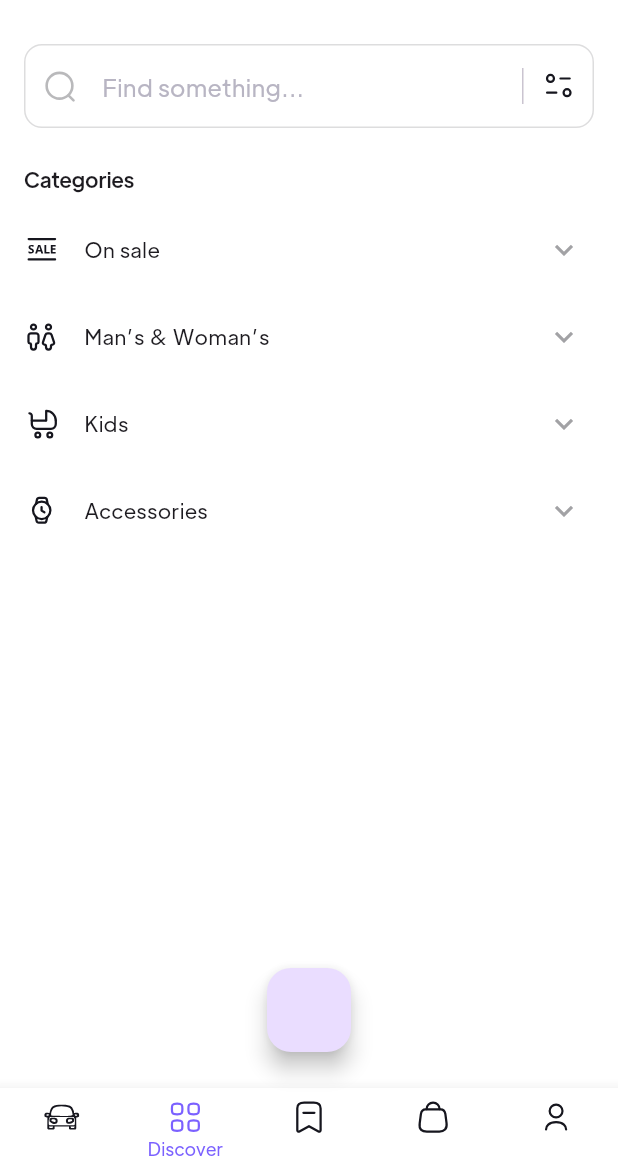
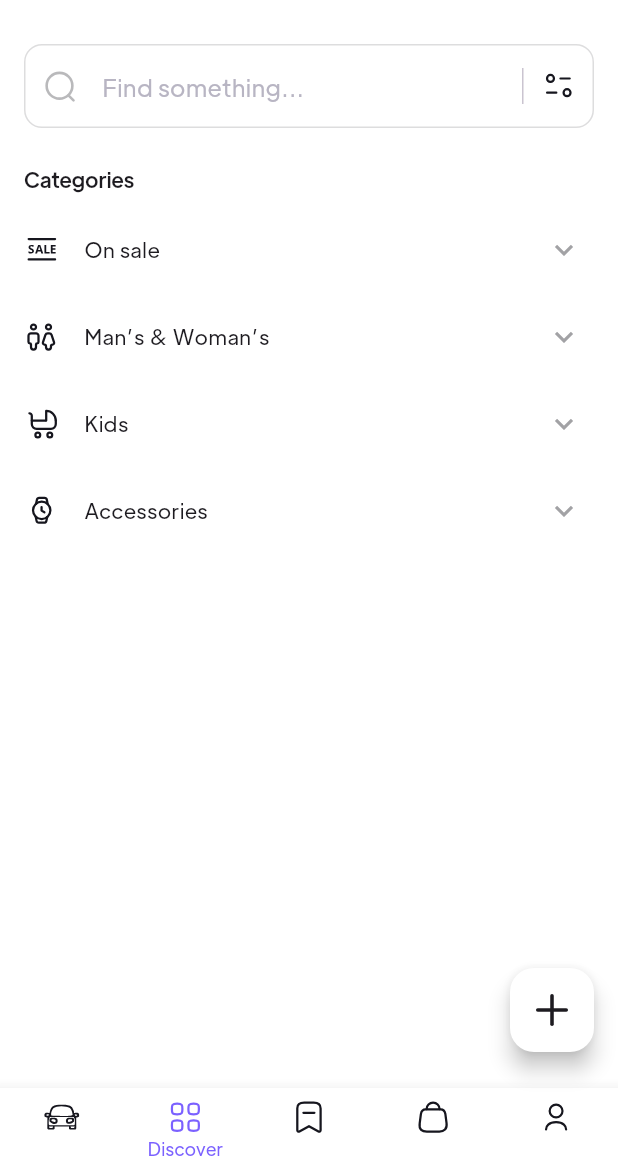
Before and after one commit to Muflih-uk/Velvo-Drive, a Flutter app: the EntryPoint screen opened by its route, item 2 of the bottom bar chosen, on a phone screen of 412 x 824 dp, the part 64-1236 px from its top. Run offline on Flutter 3.47's test engine with Material 3 defaults, Android fonts, the phone set to English and light mode, and no system bars; our stand-ins replace cached_network_image, flutter_rating_bar, flutter_svg, form_field_validator; network calls fail.

```diff
--- a/frontend/lib/entry_point.dart
+++ b/frontend/lib/entry_point.dart
@@ -131,9 +131,17 @@ class _EntryPointState extends State<EntryPoint> {
       ),
       floatingActionButton:
       FloatingActionButton(
-        onPressed: (){}
+        onPressed: (){},
+        backgroundColor: Colors.white,
+        child: SvgPicture.asset(
+          "assets/icons/Plus1.svg",
+          height: 38,
+          colorFilter: ColorFilter.mode(
+              Theme.of(context).textTheme.bodyLarge!.color!,
+              BlendMode.srcIn),
+        ),
       ),
-      floatingActionButtonLocation: FloatingActionButtonLocation.centerFloat,
+
     );
   }
 }
--- /dev/null
+++ b/frontend/lib/provider/bottom_nav_provider.dart
@@ -0,0 +1 @@
+class BottomNavProvider {}
--- /dev/null
+++ b/frontend/lib/screens/add_vehicle/views/add_vehicle_screen.dart
@@ -0,0 +1 @@
+class AddVehicleScreen {}
--- a/frontend/pubspec.yaml
+++ b/frontend/pubspec.yaml
@@ -1,7 +1,6 @@
 name: shop
-description: FlutterShop is a premium E-commerce UI kit that you can use to build various e-commerce apps using Flutter that works on both Android & iOS. This kit contains 100+ nicely crafted minimal screens that cover everything you need for your shop app.
+description: apps using Flutter that works on both Android & iOS.
 
-publish_to: "none"
 
 version: 1.0.0+1
 
@@ -20,6 +19,7 @@ dependencies:
   flutter_widget_from_html_core: ^0.15.1
   animations: ^2.0.11
   url_launcher: ^6.3.0
+  provider: ^6.1.5+1
 
 dev_dependencies:
   flutter_test:
```
Also changed, not shown: frontend/pubspec.lock.
